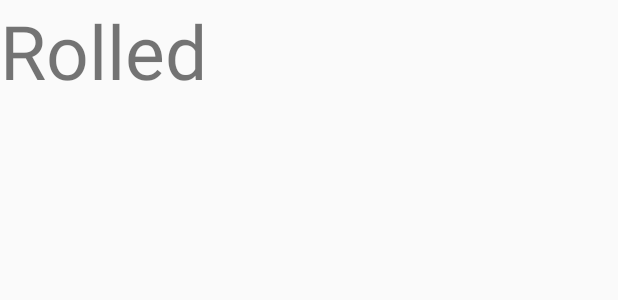
After one commit to CMPUT301W22T37/QRHunter, an Android app: the layout qr_list.xml on its own in the app's theme, with its tools: preview values and no code run, on a phone screen of 412 x 824 dp. The commit adds this screen. Shown: the top 300 px of the screen. Run offline under Robolectric (Android 15) with nearby library versions, the phone set to English and light mode, and no system bars.

```diff
--- a/QRHunter/app/src/main/java/com/example/qrhunter/DataManagement.java
+++ b/QRHunter/app/src/main/java/com/example/qrhunter/DataManagement.java
@@ -3,9 +3,10 @@ package com.example.qrhunter;
 import com.google.firebase.firestore.CollectionReference;
 import com.google.firebase.firestore.FirebaseFirestore;
 
+import java.io.Serializable;
 import java.util.HashMap;
 
-public class DataManagement {
+public class DataManagement  {
     private User user;
     private FirebaseFirestore db;
     private CollectionReference userRef;
--- a/QRHunter/app/src/main/res/layout/activity_main_menu.xml
+++ b/QRHunter/app/src/main/res/layout/activity_main_menu.xml
@@ -1,7 +1,7 @@
 <?xml version="1.0" encoding="utf-8"?>
 <LinearLayout
     xmlns:android="http://schemas.android.com/apk/res/android"
-    xmlns:app="http://schemas.android.com/apk/res-auto"
+
     xmlns:tools="http://schemas.android.com/tools"
     android:layout_width="match_parent"
     android:layout_height="match_parent"
--- /dev/null
+++ b/QRHunter/app/src/main/res/layout/qr_list.xml
@@ -0,0 +1,8 @@
+<?xml version="1.0" encoding="utf-8"?>
+<TextView xmlns:android="http://schemas.android.com/apk/res/android"
+    android:id="@+id/qr_TextView"
+    android:layout_width="match_parent"
+    android:layout_height="wrap_content"
+    android:text="Rolled"
+    android:textSize="50dp"
+    />
```
Also changed, not shown: QRHunter/app/src/main/java/com/example/qrhunter/CreateAccount.java (+5 -12 lines), QRHunter/app/src/main/java/com/example/qrhunter/MainMenu.java (+14 -1 lines), QRHunter/app/src/main/java/com/example/qrhunter/User.java (+5 -5 lines).
